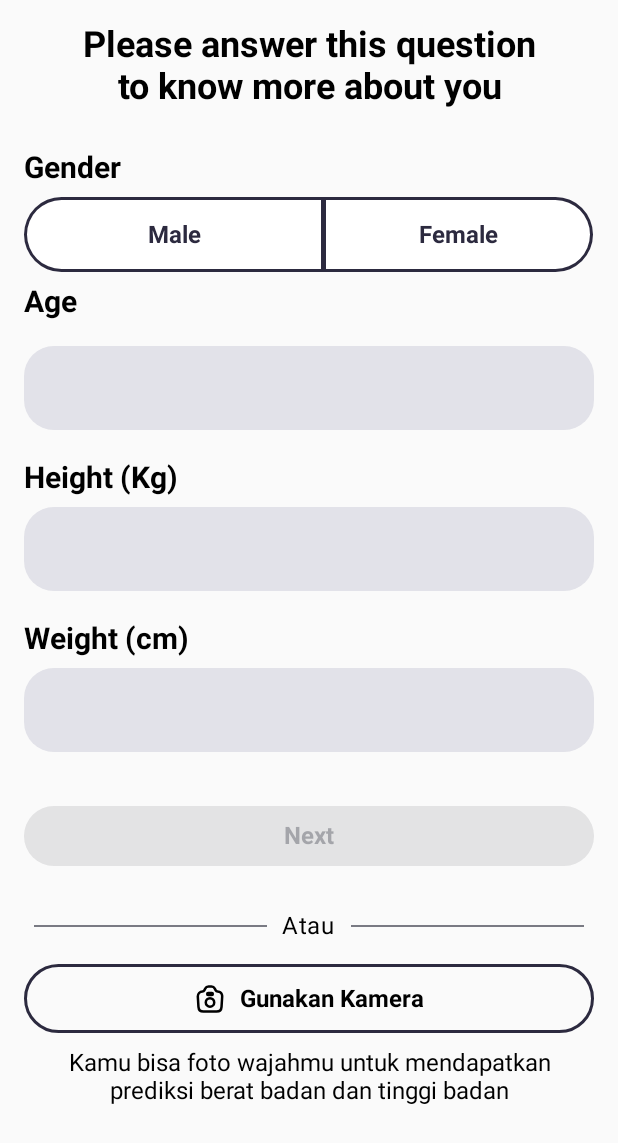
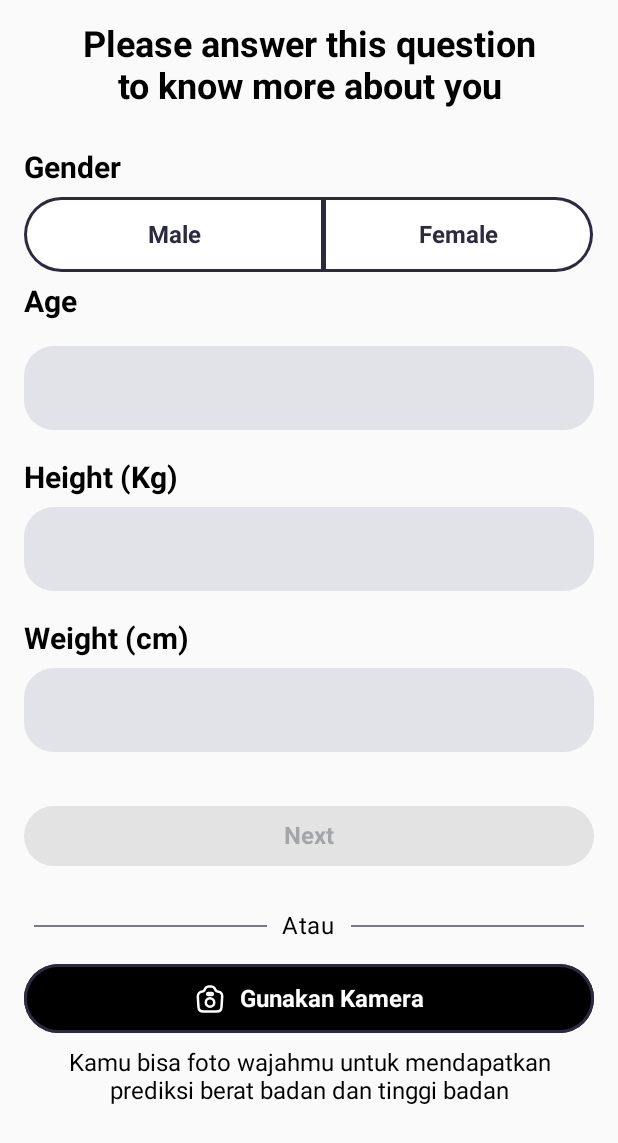
Before and after one commit to Kalorize/Kalorize_Mobile, an Android app built with Jetpack Compose: the questionnaire1 screen opened through its navigation route, on a phone screen of 412 x 824 dp. Shown: the top 1143 px of the screen. Run offline under Robolectric (Android 15) with nearby library versions, the phone set to English and light mode, and no system bars; our stand-ins replace accompanist.

Commit message:
feat: condition

```diff
--- a/app/src/main/java/com/kalorize/kalorizeappmobile/MainActivity.kt
+++ b/app/src/main/java/com/kalorize/kalorizeappmobile/MainActivity.kt
@@ -1,9 +1,11 @@
 package com.kalorize.kalorizeappmobile
 
+import android.os.Build
 import android.os.Bundle
 import androidx.activity.ComponentActivity
 import androidx.activity.compose.setContent
 import androidx.activity.viewModels
+import androidx.annotation.RequiresApi
 import androidx.compose.foundation.layout.fillMaxSize
 import androidx.compose.material3.MaterialTheme
 import androidx.compose.material3.Surface
--- a/app/src/main/java/com/kalorize/kalorizeappmobile/ui/navigation/NavGraph.kt
+++ b/app/src/main/java/com/kalorize/kalorizeappmobile/ui/navigation/NavGraph.kt
@@ -23,7 +23,6 @@ import com.kalorize.kalorizeappmobile.ui.screen.questionnaire.Questionnaire3
 import com.kalorize.kalorizeappmobile.ui.screen.questionnaire.QuestionnaireSuccess
 import com.kalorize.kalorizeappmobile.vm.MainViewModel
 
-@RequiresApi(Build.VERSION_CODES.O)
 @OptIn(ExperimentalPagerApi::class)
 @Composable
 fun SetupNavGraph(
--- a/app/src/main/java/com/kalorize/kalorizeappmobile/ui/screen/questionnaire/Questionnaire1.kt
+++ b/app/src/main/java/com/kalorize/kalorizeappmobile/ui/screen/questionnaire/Questionnaire1.kt
@@ -1,22 +1,21 @@
 package com.kalorize.kalorizeappmobile.ui.screen.questionnaire
 
 import android.util.Log
+import android.widget.Toast
 import androidx.compose.foundation.*
 import androidx.compose.foundation.layout.*
 import androidx.compose.foundation.shape.RoundedCornerShape
 import androidx.compose.foundation.text.KeyboardActions
 import androidx.compose.foundation.text.KeyboardOptions
 import androidx.compose.material3.*
-import androidx.compose.material3.MaterialTheme.typography
 import androidx.compose.runtime.Composable
 import androidx.compose.runtime.mutableStateOf
 import androidx.compose.runtime.remember
 import androidx.compose.ui.Alignment
 import androidx.compose.ui.Alignment.Companion.CenterHorizontally
 import androidx.compose.ui.Modifier
-import androidx.compose.ui.draw.clip
 import androidx.compose.ui.graphics.Color
-import androidx.compose.ui.graphics.painter.Painter
+import androidx.compose.ui.platform.LocalContext
 import androidx.compose.ui.platform.LocalFocusManager
 import androidx.compose.ui.res.painterResource
 import androidx.compose.ui.text.TextStyle
@@ -31,12 +30,7 @@ import androidx.compose.ui.unit.sp
 import androidx.navigation.NavController
 import androidx.navigation.compose.rememberNavController
 import com.kalorize.kalorizeappmobile.R
-import com.kalorize.kalorizeappmobile.data.remote.body.LoginBody
-import com.kalorize.kalorizeappmobile.data.remote.body.RegisterBody
 import com.kalorize.kalorizeappmobile.ui.navigation.Screen
-import com.kalorize.kalorizeappmobile.ui.theme.WhiteFul
-import com.kalorize.kalorizeappmobile.util.BorderOrder
-import com.kalorize.kalorizeappmobile.util.drawSegmentedBorder
 
 @OptIn(ExperimentalMaterial3Api::class)
 @Composable
@@ -63,7 +57,7 @@ fun Questionnaire1(
         mutableStateOf("")
     }
     val focusManager = LocalFocusManager.current
-
+    val context = LocalContext.current
     Column(
         horizontalAlignment = Alignment.CenterHorizontally,
         modifier = Modifier
@@ -314,21 +308,49 @@ fun Questionnaire1(
         }
         Spacer(modifier = Modifier.height(12.dp))
         OutlinedButton(
-            enabled = selectedOption.value != "" && ageState.value != "",
             onClick = {
-                navController.navigate(Screen.Camera.route)
+                if (selectedOption.value == "") {
+                    Toast.makeText(
+                        context,
+                        "Choose ur gender",
+                        Toast.LENGTH_SHORT
+                    ).show()
+                } else if (ageState.value == "") {
+                    Toast.makeText(
+                        context,
+                        "Enter your age ",
+                        Toast.LENGTH_SHORT
+                    ).show()
+                } else {
+                    navController.navigate(Screen.Camera.route)
+                }
             },
             modifier = Modifier
                 .fillMaxWidth(),
             shape = RoundedCornerShape(50),
+            colors = if (selectedOption.value != "" && ageState.value != "") {
+                ButtonDefaults.buttonColors(
+                    Color.White
+                )
+            } else {
+                ButtonDefaults.buttonColors(
+                    Color.Black
+                )
+            },
             content = {
-                Image(
+                Icon(
                     modifier = Modifier
                         .height(30.dp)
                         .width(30.dp)
                         .padding(end = 10.dp),
                     painter = painterResource(id = R.drawable.camera),
                     contentDescription = "Camera Icon",
+                    tint = if (selectedOption.value == "" && ageState.value == "") {
+                        Color.White
+                    } else {
+                        Color.Black
+                    }
+
                 )
                 Text(
                     text = "Gunakan Kamera",
@@ -336,7 +358,11 @@ fun Questionnaire1(
                         fontSize = 16.sp,
                         fontWeight = FontWeight.Bold
                     ),
-                    color = Color.Black
+                    color = if (selectedOption.value == "" && ageState.value == "") {
+                        Color.White
+                    } else {
+                        Color.Black
+                    }
                 )
             },
             border = BorderStroke(
```
